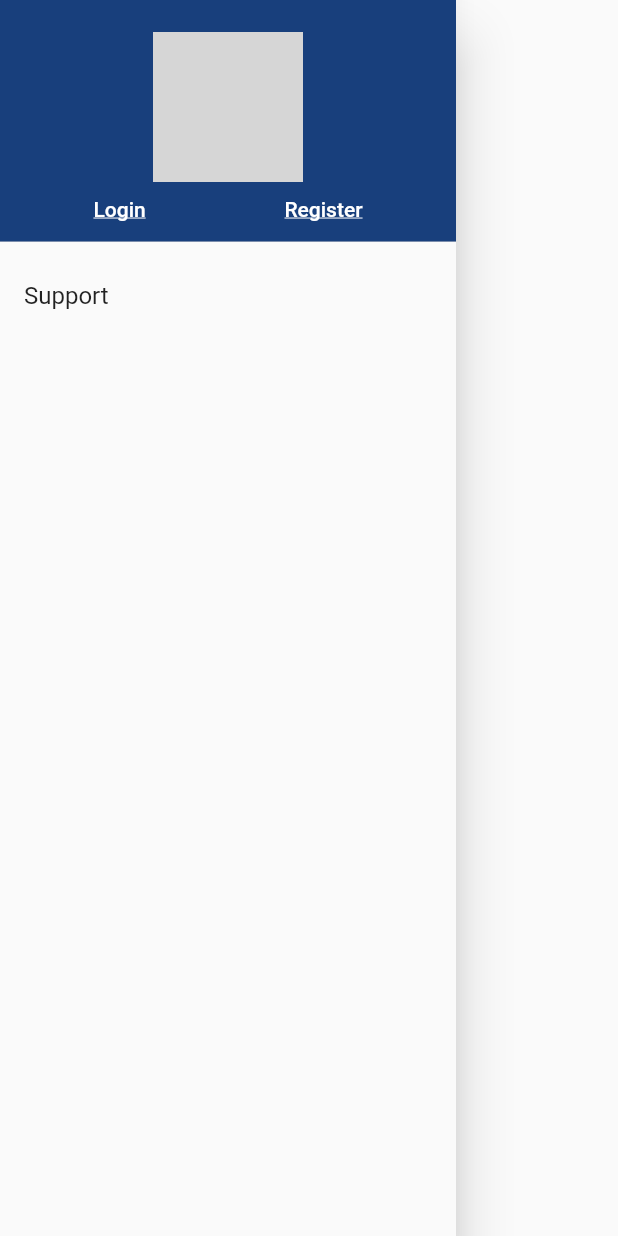
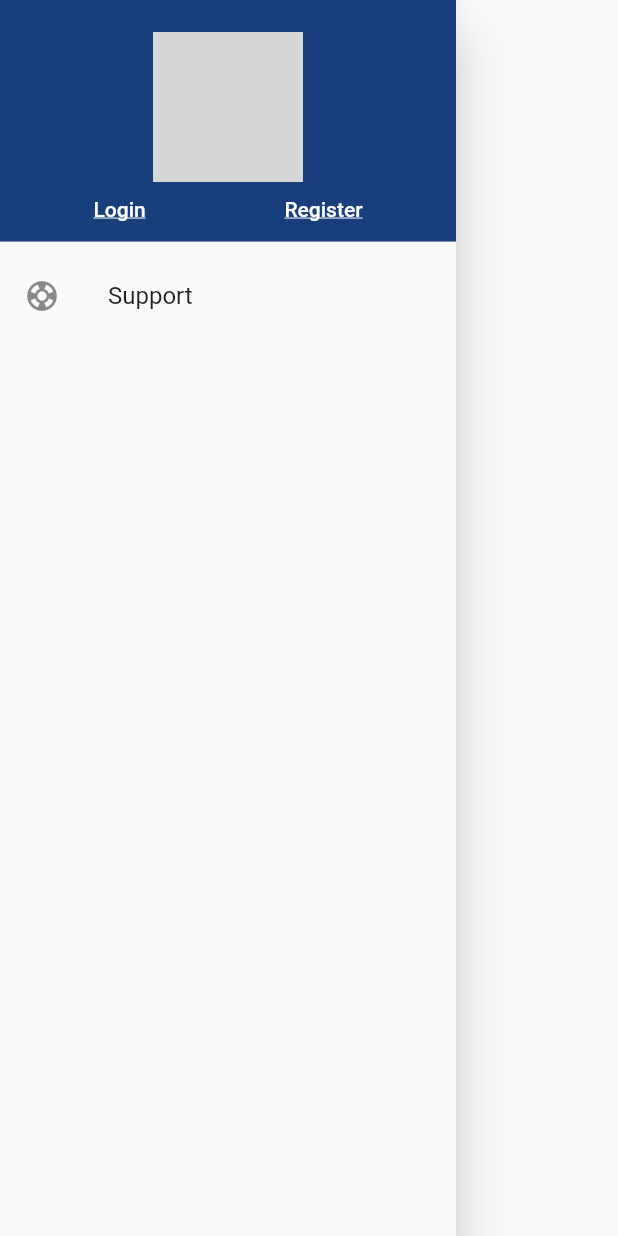
Before and after one commit to smart-think-app/parking, a Flutter app: the ProfileNotLogin widget shown alone on an empty page, opened directly, on a phone screen of 412 x 824 dp. Run offline on Flutter 3.47's test engine with Material 2 defaults, Android fonts, the phone set to English and light mode, and no system bars; network calls fail; grey boxes are pictures that could not be loaded.

```diff
--- a/lib/components/drawer/profile-not-login.dart
+++ b/lib/components/drawer/profile-not-login.dart
@@ -1,4 +1,6 @@
 import 'package:flutter/material.dart';
+import 'package:parking/components/login_page/login_page.dart';
+import 'package:parking/components/signup_page/signup_page.dart';
 import '../../constants/style-constant.dart';
 import '../common/circle_avatar.dart';
 class ProfileNotLogin extends StatefulWidget {
@@ -12,7 +14,7 @@ class ProfileNotLoginState extends State<ProfileNotLogin> {
     return Drawer(child: ListView(
       children:  [
         DrawerHeader(
-          decoration:  BoxDecoration(
+          decoration: const  BoxDecoration(
             color: THEME_BACKGROUND_COLOR
             ),
             child: Container(
@@ -20,21 +22,44 @@ class ProfileNotLoginState extends State<ProfileNotLogin> {
                 mainAxisAlignment: MainAxisAlignment.spaceAround,
                 children: [
                 MyCircleAvatar(),
-                Row(mainAxisAlignment: MainAxisAlignment.spaceAround,children: const [
-                  Text("Login", style: TextStyle(
+                Row(mainAxisAlignment: MainAxisAlignment.spaceAround,
+                children: [
+                  GestureDetector(
+                    onTap: () {
+                      onClickLogin(context);
+                    },
+                    child: const Text(
+                    "Login",style: TextStyle(
+                      color: Colors.white,
+                      decoration: TextDecoration.underline,
+                    ),
+                  ),),
+                  GestureDetector(
+                    onTap: (){
+                      onCLickSignUp(context);
+                    },
+                    child:const Text("Register",style: TextStyle(
                     color: Colors.white,
                     decoration: TextDecoration.underline,
-                  ),),
-                  Text("Register",style: TextStyle(
-                    color: Colors.white,
-                    decoration: TextDecoration.underline,
-                  ),)
+                  ),) ),
                 ],)
               ],),)
           ),
-          const ListTile(title: Text("Support"),),
+          const ListTile(title: Text("Support"),leading: Icon(Icons.support),),
         ],
       ),
     );
   }
+
+  void onClickLogin(BuildContext context) {
+    Navigator.of(context).push(MaterialPageRoute(builder: (_){
+      return LoginPage();
+    }));
+  }
+
+  void onCLickSignUp(BuildContext context) {
+    Navigator.of(context).push(MaterialPageRoute(builder: (_){
+      return SignupPage();
+    }));
+  }
 }
--- a/lib/components/login_page/login_page.dart
+++ b/lib/components/login_page/login_page.dart
@@ -30,6 +30,7 @@ class LoginPageState extends State<LoginPage> {
   @override
   Widget build(BuildContext context) {
     return Scaffold (
+      appBar: AppBar(title: const Text("Login"),),
       backgroundColor: THEME_BACKGROUND_COLOR,
       body:Center(
         child: Container(
--- a/lib/components/map_page/map_page.dart
+++ b/lib/components/map_page/map_page.dart
@@ -11,8 +11,8 @@ class MapPageState extends State<MapPage> {
   Widget build(BuildContext context) {
     return  Scaffold(
       body: const Center(child: Text("Hello World")),
-      // drawer: ProfileNotLogin(),
-      drawer: ProfileLogin(),
+      drawer: ProfileNotLogin(),
+      // drawer: ProfileLogin(),
     );
   }
 }
--- a/lib/components/signup_page/signup_page.dart
+++ b/lib/components/signup_page/signup_page.dart
@@ -30,6 +30,7 @@ class SignupPageState extends State<SignupPage> {
   @override
   Widget build(BuildContext context) {
     return Scaffold(
+      appBar: AppBar(title: const Text("SignUp")),
       body: Center(
         child: Container(
           child: (
--- a/lib/main.dart
+++ b/lib/main.dart
@@ -41,7 +41,7 @@ class _MyHomePageState extends State<MyHomePage> {
             // child: (SignupPage()),
             // child: (MapPage()),
             // child: (OTPPage()),
-      body: OTPPage()
+      body: MapPage()
       );
   }
 
```
Also changed, not shown: lib/components/otp_page/otp_page.dart (+5 -4 lines).
